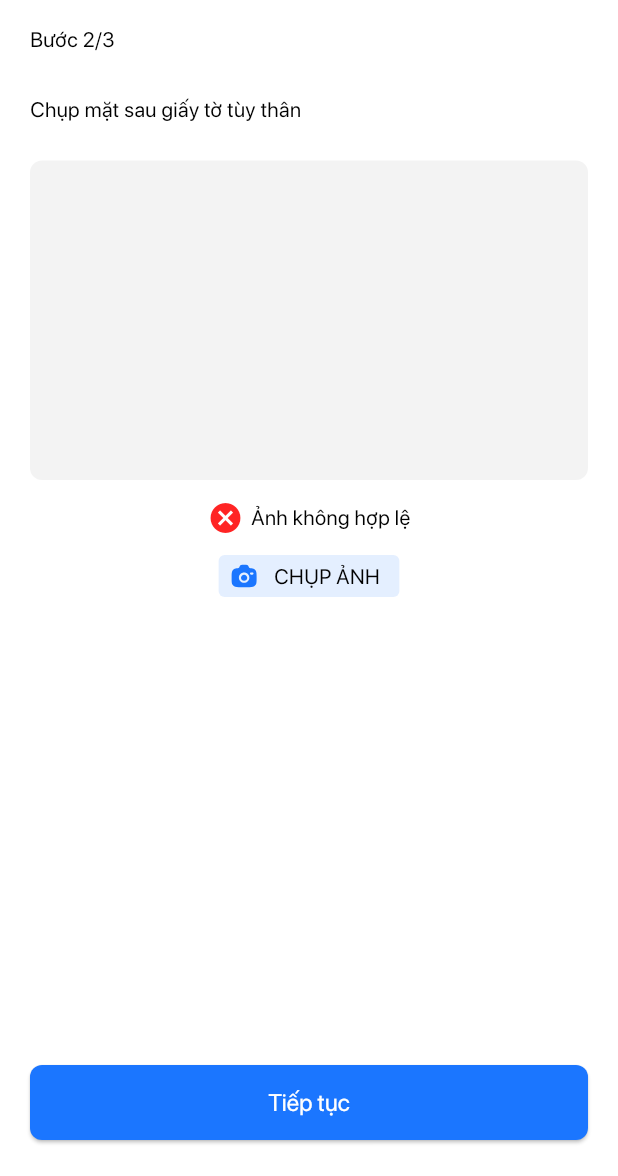
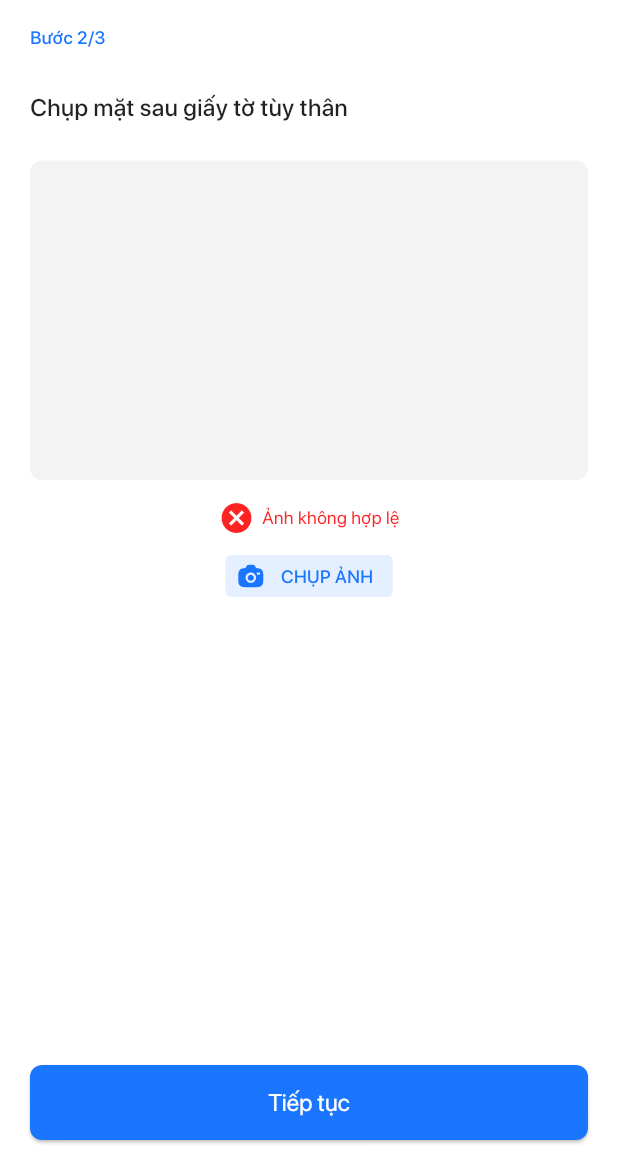
Before and after one commit to Vanhoai/wflow, a Flutter app: the AuStepOneScreen screen opened by its route, after a tap on "Tiếp tục", on a phone screen of 412 x 824 dp, the part 60-1236 px from its top. Run offline on Flutter 3.47's test engine with Material 2 defaults, Android fonts, the phone set to English and light mode, and no system bars; our stand-ins replace dartz, device_info_plus, dio, emoji_picker_flutter, equatable, file_picker and 20 more; missing offline and left inert: dart:ffi, flutter_config_plus, flutter_flipperkit, flutter_sound, photo_manager, stringee_flutter_plugin and 1 more; accounts and stored records are empty; generated files the repository leaves out were written again; project files that could hold a hidden picture were left out.

Commit message:
merge huypt

```diff
--- a/lib/common/injection.dart
+++ b/lib/common/injection.dart
@@ -36,15 +36,9 @@ Future<void> initAppInjection() async {
   instance.registerLazySingleton<AuthRepository>(() => AuthRepositoryImpl(authService: instance.get<AuthService>()));
   instance.registerLazySingleton<AuthUseCase>(() => AuthUseCaseImpl(authRepository: instance.get<AuthRepository>()));
 
-  // common bloc
-  instance.registerLazySingleton<AppLoadingBloc>(() => AppLoadingBloc());
-
   //Video call connect bloc
   instance.registerLazySingleton<StringeeClient>(() => StringeeClient());
   instance.registerLazySingleton<VideoCallBloc>(() => VideoCallBloc(client: instance.get<StringeeClient>()));
-
-  //helper datetime
-  instance.registerLazySingleton<Time>(() => Time());
 
   instance.registerLazySingleton<AppBloc>(() => AppBloc());
   instance.registerLazySingleton<AppLoadingBloc>(() => AppLoadingBloc());
--- a/lib/core/routes/keys.dart
+++ b/lib/core/routes/keys.dart
@@ -7,21 +7,16 @@ class RouteKeys {
   static const String verificationScreen = '/verification';
   static const String messageScreen = '/message';
   static const String fileScreen = '/file_screen';
-
-  // inside home tab
-  static const String jobInformationScreen = '/jobInformationScreen';
-  static const String candidateListScreen = '/candidateListScreen';
-  static const String candidateContractScreen = '/candidateContractScreen';
-  static const String createContractScreen = '/createContractScreen';
-  static const String reviewContractScreen = '/reviewContractScreen';
-  static const String viewContractScreen = '/viewContractScreen';
-
-  static const String settingScreen = '/settingScreen';
-
+  static const String jobInformationScreen = '/job_information_screen';
+  static const String candidateListScreen = '/candidate_list_screen';
+  static const String candidateContractScreen = '/candidate_contract_screen';
+  static const String createContractScreen = '/create_contract_screen';
+  static const String reviewContractScreen = '/review_contract_screen';
+  static const String viewContractScreen = '/view_contract_screen';
+  static const String settingScreen = '/setting_screen';
   static const String roomsScreen = '/rooms';
-
   static const String photoScreen = '/photo';
-
+  static const String notificationScreen = '/notification_screen';
   static const String profileScreen = '/profileScreen';
   static const String auStepOneScreen = '/au_step_one_screen';
   static const String auStepTwoScreen = '/au_step_two_screen';
--- a/lib/core/widgets/custom/button/button.dart
+++ b/lib/core/widgets/custom/button/button.dart
@@ -41,7 +41,7 @@ class _PrimaryButtonState extends State<PrimaryButton> {
               backgroundColor: Theme.of(context).primaryColor,
               foregroundColor: Theme.of(context).colorScheme.onPrimary,
               disabledBackgroundColor: Theme.of(context).primaryColor.withOpacity(0.5),
-              shape: RoundedRectangleBorder(borderRadius: BorderRadius.circular(12)),
+              shape: RoundedRectangleBorder(borderRadius: BorderRadius.circular(8)),
               animationDuration: const Duration(milliseconds: 300),
               shadowColor: Colors.blue.withOpacity(0.8),
               elevation: 4,
--- a/lib/modules/main/presentation/home/job/job_information/job_information.dart
+++ b/lib/modules/main/presentation/home/job/job_information/job_information.dart
@@ -19,7 +19,6 @@ class _JobInformationScreenState extends State<JobInformationScreen> {
 
   @override
   void initState() {
-    // TODO: implement initState
     super.initState();
     _skillScrollController = ScrollController(
       initialScrollOffset: 0.0,
--- a/lib/modules/main/presentation/message/message/components/mainchat/mainchat.dart
+++ b/lib/modules/main/presentation/message/message/components/mainchat/mainchat.dart
@@ -198,7 +198,7 @@ class _MainChatState extends State<MainChat> {
               width: 30,
               child: Text(
                 instance.get<Time>().getHourMinute(message.createAt.toString()),
-                style: TextTitle(colors: Colors.white, size: 9),
+                style: textTitle(colors: Colors.white, size: 9),
               ),
             )
           ],
@@ -249,7 +249,7 @@ class _MainChatState extends State<MainChat> {
             width: 30,
             child: Text(
               instance.get<Time>().getHourMinute(message.createAt.toString()),
-              style: TextTitle(colors: Colors.white, size: 9),
+              style: textTitle(colors: Colors.white, size: 9),
             ),
           )
         ],
--- a/lib/modules/main/presentation/personal/authenticate/austepone/austepone.dart
+++ b/lib/modules/main/presentation/personal/authenticate/austepone/austepone.dart
@@ -25,35 +25,23 @@ class AuStepOneScreen extends StatelessWidget {
               child: Column(
                 crossAxisAlignment: CrossAxisAlignment.start,
                 children: [
-                  Text('Bước 1/3',
-                      style: TextTitle(
-                          colors: AppColors.primary,
-                          fontWeight: FontWeight.w500,
-                          size: 12)),
+                  Text('Bước 1/3', style: textTitle(colors: AppColors.primary, fontWeight: FontWeight.w500, size: 12)),
                   Padding(
                       padding: const EdgeInsets.only(top: 27, bottom: 12),
                       child: Text('Chụp mặt trước giấy tờ tùy thân',
-                          style: TextTitle(
-                              size: 16, fontWeight: FontWeight.w500))),
-                  Text(
-                      'Các loại giấy tờ hợp lệ: Căn cước công dân, chứng minh nhân dân.',
-                      style: TextTitle(
-                          size: 12,
-                          fontWeight: FontWeight.w400,
-                          colors: AppColors.fadeText)),
+                          style: textTitle(size: 16, fontWeight: FontWeight.w500))),
+                  Text('Các loại giấy tờ hợp lệ: Căn cước công dân, chứng minh nhân dân.',
+                      style: textTitle(size: 12, fontWeight: FontWeight.w400, colors: AppColors.fadeText)),
                   const SizedBox(
                     height: 42,
                   ),
                   Container(
                     alignment: Alignment.center,
                     height: 213,
-                    decoration: BoxDecoration(
-                        color: AppColors.fade,
-                        borderRadius: BorderRadius.circular(8)),
+                    decoration: BoxDecoration(color: AppColors.fade, borderRadius: BorderRadius.circular(8)),
                     child: false
                         ? Image(
-                            loadingBuilder: (BuildContext context, Widget child,
-                                ImageChunkEvent? loadingProgress) {
+                            loadingBuilder: (BuildContext context, Widget child, ImageChunkEvent? loadingProgress) {
                               if (loadingProgress == null) return child;
                               return const Center(
                                   child: Loading(
@@ -65,42 +53,64 @@ class AuStepOneScreen extends StatelessWidget {
                             image: FileImage(File("")))
                         : null,
                   ),
-
                   Container(
                     margin: const EdgeInsets.symmetric(vertical: 13),
                     alignment: Alignment.center,
-                    child: LayoutBuilder(builder: (context, constraints) {
+                    child: LayoutBuilder(
+                      builder: (context, constraints) {
                         int status = 0;
-                      switch(status){
-                        case 0 :
-                          return  Row(
+                        switch (status) {
+                          case 0:
+                            return Row(
                               mainAxisSize: MainAxisSize.min,
                               crossAxisAlignment: CrossAxisAlignment.center,
                               children: [
-                              const Icon(Icons.check_circle,color: AppColors.greenColor,),
-                              const SizedBox(width: 5,),
-                              Text('Ảnh hợp lệ',style: TextTitle(size: 12, colors: AppColors.greenColor, fontWeight: FontWeight.w400 ),)
+                                const Icon(
+                                  Icons.check_circle,
+                                  color: AppColors.greenColor,
+                                ),
+                                const SizedBox(
+                                  width: 5,
+                                ),
+                                Text(
+                                  'Ảnh hợp lệ',
+                                  style: textTitle(size: 12, colors: AppColors.greenColor, fontWeight: FontWeight.w400),
+                                )
                               ],
                             );
-                        case 1 :
-                          return  Row(
+                          case 1:
+                            return Row(
                               mainAxisSize: MainAxisSize.min,
                               crossAxisAlignment: CrossAxisAlignment.center,
                               children: [
-                              const Icon(Icons.cancel,color: AppColors.redColor,),
-                              const SizedBox(width: 5,),
-                              Text('Ảnh không hợp lệ',style: TextTitle(size: 12, colors: AppColors.redColor, fontWeight: FontWeight.w400 ),)
+                                const Icon(
+                                  Icons.cancel,
+                                  color: AppColors.redColor,
+                                ),
+                                const SizedBox(
+                                  width: 5,
+                                ),
+                                Text(
+                                  'Ảnh không hợp lệ',
+                                  style: textTitle(size: 12, colors: AppColors.redColor, fontWeight: FontWeight.w400),
+                                )
                               ],
                             );
-                        default : return const SizedBox(height: 24,);
+                          default:
+                            return const SizedBox(
+                              height: 24,
+                            );
                         }
-                    },),
+                      },
+                    ),
                   ),
                   Align(
                     alignment: Alignment.center,
                     child: InkWell(
-                      borderRadius:const BorderRadius.all(Radius.circular(4.0)),
-                      onTap: (){print("Lấy hình");},
+                      borderRadius: const BorderRadius.all(Radius.circular(4.0)),
+                      onTap: () {
+                        print("Lấy hình");
+                      },
                       child: Ink(
                         padding: const EdgeInsets.only(top: 4, bottom: 4, left: 7, right: 13),
                         decoration: BoxDecoration(
@@ -116,8 +126,13 @@ class AuStepOneScreen extends StatelessWidget {
                               width: 20,
                               colorFilter: const ColorFilter.mode(AppColors.primary, BlendMode.srcIn),
                             ),
-                            const SizedBox(width: 10,),
-                            Text('CHỤP ẢNH',style: TextTitle(size: 12, colors: AppColors.primary, fontWeight: FontWeight.w500 ),)
+                            const SizedBox(
+                              width: 10,
+                            ),
+                            Text(
+                              'CHỤP ẢNH',
+                              style: textTitle(size: 12, colors: AppColors.primary, fontWeight: FontWeight.w500),
+                            )
                           ],
                         ),
                       ),
@@ -130,23 +145,20 @@ class AuStepOneScreen extends StatelessWidget {
                       minimumSize: const Size(double.infinity, 50),
                       backgroundColor: Theme.of(context).primaryColor,
                       foregroundColor: Theme.of(context).colorScheme.onPrimary,
-                      disabledBackgroundColor:
-                          Theme.of(context).primaryColor.withOpacity(0.5),
-                      shape: RoundedRectangleBorder(
-                          borderRadius: BorderRadius.circular(8)),
+                      disabledBackgroundColor: Theme.of(context).primaryColor.withOpacity(0.5),
+                      shape: RoundedRectangleBorder(borderRadius: BorderRadius.circular(8)),
                       animationDuration: const Duration(milliseconds: 300),
                     ),
                     onPressed: () {
                       Navigator.of(context).pushNamed(RouteKeys.auStepTwoScreen);
                     },
-                    child: const Text('Tiếp tục',
-                        style: TextStyle(color: Colors.white, fontSize: 16)),
+                    child: const Text('Tiếp tục', style: TextStyle(color: Colors.white, fontSize: 16)),
                   ),
-                  const SizedBox(height: 24,)
+                  const SizedBox(
+                    height: 24,
+                  )
                 ],
-              )
-          )
-      ),
+              ))),
     );
   }
 }
--- a/lib/modules/main/presentation/personal/authenticate/austeptwo/austeptwo.dart
+++ b/lib/modules/main/presentation/personal/authenticate/austeptwo/austeptwo.dart
@@ -1,4 +1,3 @@
-
 import 'dart:io';
 import 'package:flutter/material.dart';
 import 'package:flutter_svg/svg.dart';
@@ -8,12 +7,12 @@ import 'package:wflow/core/theme/colors.dart';
 import 'package:wflow/core/widgets/appbar/appbar_back_title.dart';
 import 'package:wflow/core/widgets/shared/loading/loading.dart';
 import 'package:wflow/core/widgets/style/textfieldstyle.dart';
-class AuStepTwoScreen extends StatelessWidget{
+
+class AuStepTwoScreen extends StatelessWidget {
   const AuStepTwoScreen({super.key});
 
   @override
   Widget build(BuildContext context) {
-
     return SafeArea(
       child: Scaffold(
           appBar: const Header(
@@ -24,29 +23,21 @@ class AuStepTwoScreen extends StatelessWidget{
               child: Column(
                 crossAxisAlignment: CrossAxisAlignment.start,
                 children: [
-                  Text('Bước 2/3',
-                      style: TextTitle(
-                          colors: AppColors.primary,
-                          fontWeight: FontWeight.w500,
-                          size: 12)),
+                  Text('Bước 2/3', style: textTitle(colors: AppColors.primary, fontWeight: FontWeight.w500, size: 12)),
                   Padding(
                       padding: const EdgeInsets.only(top: 27, bottom: 12),
                       child: Text('Chụp mặt sau giấy tờ tùy thân',
-                          style: TextTitle(
-                              size: 16, fontWeight: FontWeight.w500))),
+                          style: textTitle(size: 16, fontWeight: FontWeight.w500))),
                   const SizedBox(
                     height: 12,
                   ),
                   Container(
                     alignment: Alignment.center,
                     height: 213,
-                    decoration: BoxDecoration(
-                        color: AppColors.fade,
-                        borderRadius: BorderRadius.circular(8)),
+                    decoration: BoxDecoration(color: AppColors.fade, borderRadius: BorderRadius.circular(8)),
                     child: false
                         ? Image(
-                        loadingBuilder: (BuildContext context, Widget child,
-                            ImageChunkEvent? loadingProgress) {
+                            loadingBuilder: (BuildContext context, Widget child, ImageChunkEvent? loadingProgress) {
                               if (loadingProgress == null) return child;
                               return const Center(
                                   child: Loading(
@@ -58,42 +49,64 @@ class AuStepTwoScreen extends StatelessWidget{
                             image: FileImage(File("")))
                         : null,
                   ),
-
                   Container(
                     margin: const EdgeInsets.symmetric(vertical: 13),
                     alignment: Alignment.center,
-                    child: LayoutBuilder(builder: (context, constraints) {
+                    child: LayoutBuilder(
+                      builder: (context, constraints) {
                         int status = 1;
-                      switch(status){
-                        case 0 :
-                          return  Row(
+                        switch (status) {
+                          case 0:
+                            return Row(
                               mainAxisSize: MainAxisSize.min,
                               crossAxisAlignment: CrossAxisAlignment.center,
                               children: [
-                              const Icon(Icons.check_circle,color: AppColors.greenColor,),
-                              const SizedBox(width: 5,),
-                              Text('Ảnh hợp lệ',style: TextTitle(size: 12, colors: AppColors.greenColor, fontWeight: FontWeight.w400 ),)
+                                const Icon(
+                                  Icons.check_circle,
+                                  color: AppColors.greenColor,
+                                ),
+                                const SizedBox(
+                                  width: 5,
+                                ),
+                                Text(
+                                  'Ảnh hợp lệ',
+                                  style: textTitle(size: 12, colors: AppColors.greenColor, fontWeight: FontWeight.w400),
+                                )
                               ],
                             );
-                        case 1 :
-                          return  Row(
+                          case 1:
+                            return Row(
                               mainAxisSize: MainAxisSize.min,
                               crossAxisAlignment: CrossAxisAlignment.center,
                               children: [
-                              const Icon(Icons.cancel,color: AppColors.redColor,),
-                              const SizedBox(width: 5,),
-                              Text('Ảnh không hợp lệ',style: TextTitle(size: 12, colors: AppColors.redColor, fontWeight: FontWeight.w400 ),)
+                                const Icon(
+                                  Icons.cancel,
+                                  color: AppColors.redColor,
+                                ),
+                                const SizedBox(
+                                  width: 5,
+                                ),
+                                Text(
+                                  'Ảnh không hợp lệ',
+                                  style: textTitle(size: 12, colors: AppColors.redColor, fontWeight: FontWeight.w400),
+                                )
                               ],
                             );
-                        default : return const SizedBox(height: 24,);
+                          default:
+                            return const SizedBox(
+                              height: 24,
+                            );
                         }
-                    },),
+                      },
+                    ),
                   ),
                   Align(
                     alignment: Alignment.center,
                     child: InkWell(
-                      borderRadius:const BorderRadius.all(Radius.circular(4.0)),
-                      onTap: (){print("Lấy hình");},
+                      borderRadius: const BorderRadius.all(Radius.circular(4.0)),
+                      onTap: () {
+                        print("Lấy hình");
+                      },
                       child: Ink(
                         padding: const EdgeInsets.only(top: 4, bottom: 4, left: 7, right: 13),
                         decoration: BoxDecoration(
@@ -109,8 +122,13 @@ class AuStepTwoScreen extends StatelessWidget{
                               width: 20,
                               colorFilter: const ColorFilter.mode(AppColors.primary, BlendMode.srcIn),
                             ),
-                            const SizedBox(width: 10,),
-                            Text('CHỤP ẢNH',style: TextTitle(size: 12, colors: AppColors.primary, fontWeight: FontWeight.w500 ),)
+                            const SizedBox(
+                              width: 10,
+                            ),
+                            Text(
+                              'CHỤP ẢNH',
+                              style: textTitle(size: 12, colors: AppColors.primary, fontWeight: FontWeight.w500),
+                            )
                           ],
                         ),
                       ),
@@ -123,24 +141,20 @@ class AuStepTwoScreen extends StatelessWidget{
                       minimumSize: const Size(double.infinity, 50),
                       backgroundColor: Theme.of(context).primaryColor,
                       foregroundColor: Theme.of(context).colorScheme.onPrimary,
-                      disabledBackgroundColor:
-                      Theme.of(context).primaryColor.withOpacity(0.5),
-                      shape: RoundedRectangleBorder(
-                          borderRadius: BorderRadius.circular(8)),
+                      disabledBackgroundColor: Theme.of(context).primaryColor.withOpacity(0.5),
+                      shape: RoundedRectangleBorder(borderRadius: BorderRadius.circular(8)),
                       animationDuration: const Duration(milliseconds: 300),
                     ),
                     onPressed: () {
                       Navigator.of(context).pushNamed(RouteKeys.auStepThreeScreen);
                     },
-                    child: const Text('Tiếp tục',
-                        style: TextStyle(color: Colors.white, fontSize: 16)),
+                    child: const Text('Tiếp tục', style: TextStyle(color: Colors.white, fontSize: 16)),
                   ),
-                  const SizedBox(height: 24,)
+                  const SizedBox(
+                    height: 24,
+                  )
                 ],
-              )
-          )
-      ),
+              ))),
     );
   }
-
 }
--- a/lib/modules/main/presentation/personal/personal/personal.dart
+++ b/lib/modules/main/presentation/personal/personal/personal.dart
@@ -20,7 +20,6 @@ class _PersonalScreenState extends State<PersonalScreen> {
   late ScrollController _scrollController;
   @override
   void initState() {
-    // TODO: implement initState
     super.initState();
     _scrollController = ScrollController(
       initialScrollOffset: 0.0,
@@ -40,7 +39,6 @@ class _PersonalScreenState extends State<PersonalScreen> {
       context: context,
       builder: (context) {
         return CupertinoActionSheet(
-          title: const Text('More'),
           actions: [
             CupertinoActionSheetAction(
               onPressed: () {},
@@ -55,7 +53,7 @@ class _PersonalScreenState extends State<PersonalScreen> {
               child: const Text('Contracts'),
             ),
             CupertinoActionSheetAction(
-              onPressed: () {},
+              onPressed: () => Navigator.of(context).pushNamed(RouteKeys.notificationScreen),
               child: const Text('Notification'),
             ),
             CupertinoActionSheetAction(
--- a/lib/modules/main/presentation/photo/component/detail_page.dart
+++ b/lib/modules/main/presentation/photo/component/detail_page.dart
@@ -27,7 +27,7 @@ class _DetailPageState extends State<DetailPage> {
       appBar: AppBar(
         title: Text(
           'Detail',
-          style: TextTitle(fontWeight: FontWeight.w400, size: 20),
+          style: textTitle(fontWeight: FontWeight.w400, size: 20),
         ),
         leading: Padding(
           padding: const EdgeInsets.all(8),
@@ -74,9 +74,7 @@ class _DetailPageState extends State<DetailPage> {
         useOrigin: useOrigin == true,
       );
     }
-    if (widget.entity.type == AssetType.video ||
-        widget.entity.type == AssetType.audio ||
-        widget.entity.isLivePhoto) {
+    if (widget.entity.type == AssetType.video || widget.entity.type == AssetType.audio || widget.entity.isLivePhoto) {
       return buildVideo();
     }
     return buildImage();
```
Also changed, not shown: lib/common/videocall/bloc/bloc.dart (+15 -25 lines), lib/core/widgets/button/circle_button.dart (+10 -10 lines), lib/modules/introduction/presentation/introduction.dart (+10 -11 lines), lib/modules/main/presentation/message/rooms/header/headerrooms.dart (+26 -43 lines), lib/modules/main/presentation/message/rooms/listroom/listroom.dart (+8 -22 lines), lib/modules/main/presentation/personal/authenticate/austepthree/austepthree.dart (+21 -54 lines), lib/modules/main/presentation/personal/personal/widgets/header_avatar_widget.dart (+4 -4 lines). Lines whose indentation alone changed are shown as unchanged.
